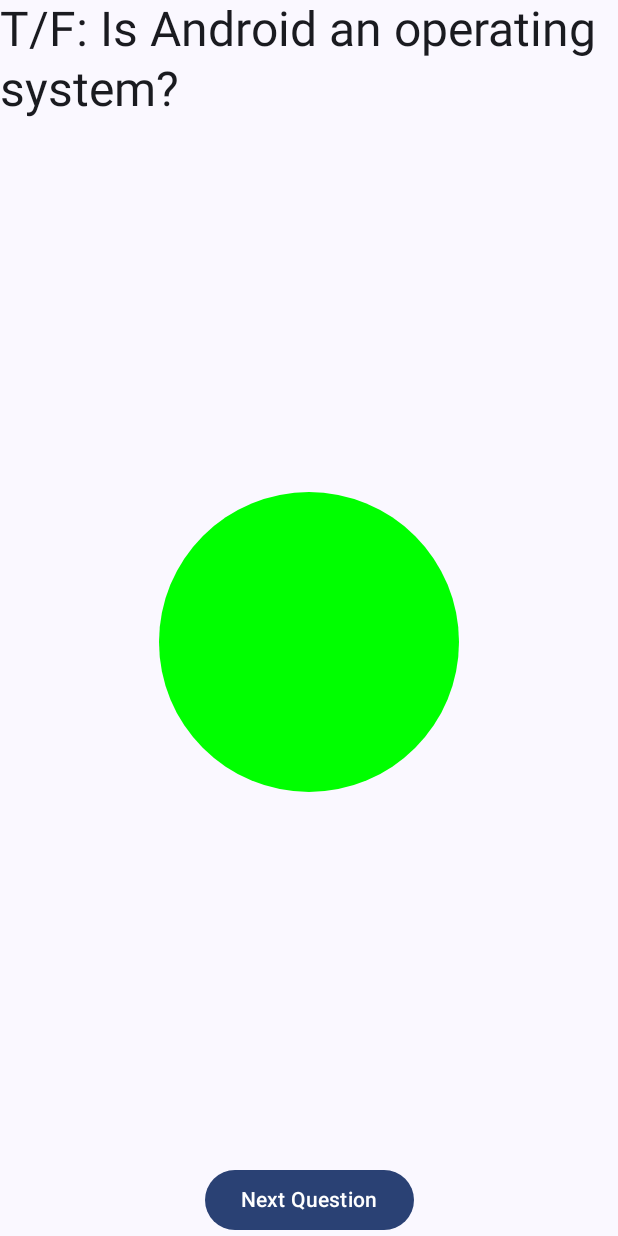
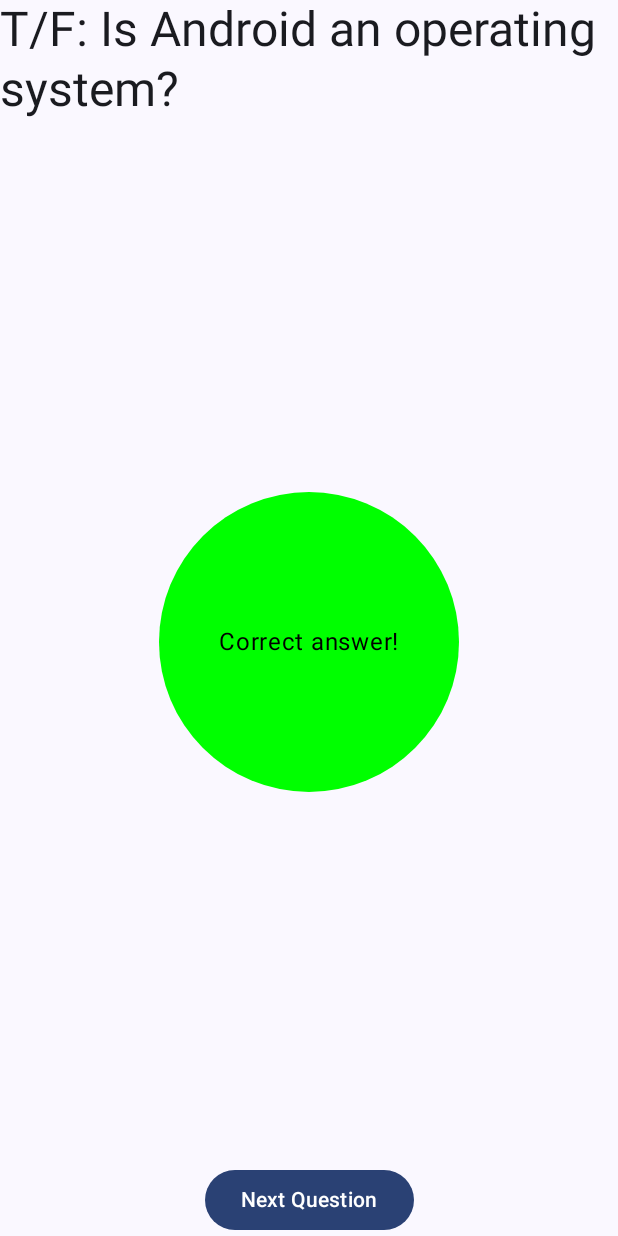
Before and after one commit to ahjadi/AndroidTask, an Android app built with Jetpack Compose: the screen it shows after launch (MainActivity), after a tap on "True", on a phone screen of 412 x 824 dp. Run offline under Robolectric (Android 15) with nearby library versions, the phone set to English and light mode, and no system bars.

Commit message:
added enhancements

```diff
--- a/app/src/main/java/com/example/androidtask/MainActivity.kt
+++ b/app/src/main/java/com/example/androidtask/MainActivity.kt
@@ -28,10 +28,8 @@ import androidx.compose.ui.Alignment
 import androidx.compose.ui.Modifier
 import androidx.compose.ui.draw.clip
 import androidx.compose.ui.graphics.Color
-import androidx.compose.ui.tooling.preview.Preview
 import androidx.compose.ui.unit.dp
 import com.example.androidtask.ui.theme.AndroidTaskTheme
-import org.jetbrains.annotations.NotNull
 
 class MainActivity : ComponentActivity() {
     override fun onCreate(savedInstanceState: Bundle?) {
@@ -44,13 +42,9 @@ class MainActivity : ComponentActivity() {
             Question("T/F: Kotlin is officially supported for Android development", true)
 
         )
-
-
         setContent {
             var answer by rememberSaveable { mutableStateOf<Boolean?>(null) }
             var questionIdx by rememberSaveable { mutableStateOf(0) }
-
-
             AndroidTaskTheme {
                 Scaffold(modifier = Modifier.fillMaxSize()) { innerPadding ->
                     Column(
@@ -60,18 +54,25 @@ class MainActivity : ComponentActivity() {
                         verticalArrangement = Arrangement.SpaceBetween,
                         horizontalAlignment = Alignment.CenterHorizontally
                     ) {
-
                         if (questionIdx < questions.size) {
                             QuestionPrint(text = questions[questionIdx].question)
 
                             if(answer != null){
                                 var isCorrect = (answer == questions[questionIdx].answer)
                                 AnswerCircle(isCorrect)
+                                if (isCorrect){
                                     Button(onClick = {
                                         questionIdx++
                                         answer = null
                                     }) {
                                         Text("Next Question")
+                                    }
+                                } else{
+                                    Button(onClick = {
+                                        answer = null
+                                    }) {
+                                        Text("Try again")
+                                    }
                                 }
                             } else
                                 Row {
@@ -89,8 +90,6 @@ class MainActivity : ComponentActivity() {
                         else{
                             Text("Quiz done")
                         }
-
-
                     }
                 }
             }
@@ -111,16 +110,19 @@ data class Question(
 )
 @Composable
 fun AnswerCircle(answer: Boolean) {
-    val color = if (answer == false) Color.Red else Color.Green
+    val color = if (!answer) Color.Red else Color.Green
+    val text =  if (!answer) "Wrong answer!" else "Correct answer!"
     Box(
+        contentAlignment = Alignment.Center,
         modifier = Modifier
             .clip(CircleShape)
             .size(200.dp)
             .background(color)
+    ) {
+        Text(
+            text = text,
+            color = Color.Black,
+            style = MaterialTheme.typography.bodyLarge
         )
     }
-
-
-@Composable fun test(){
-
 }
```
Lines whose indentation alone changed are shown as unchanged.
